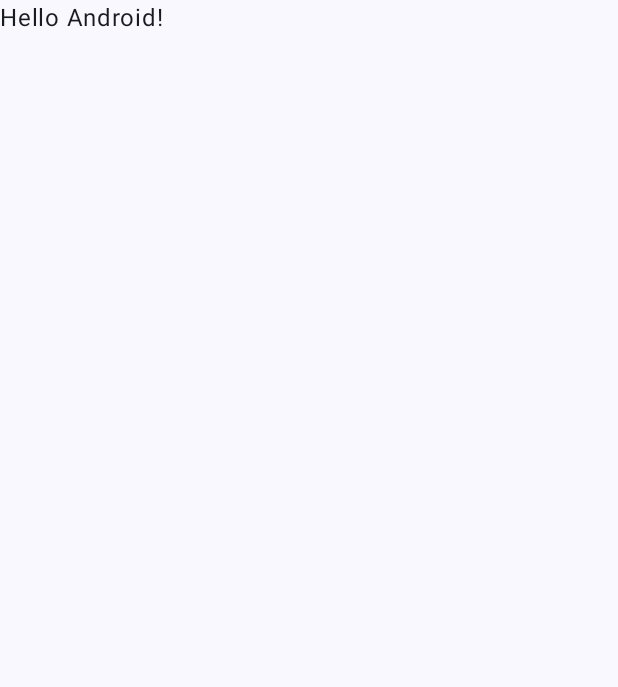
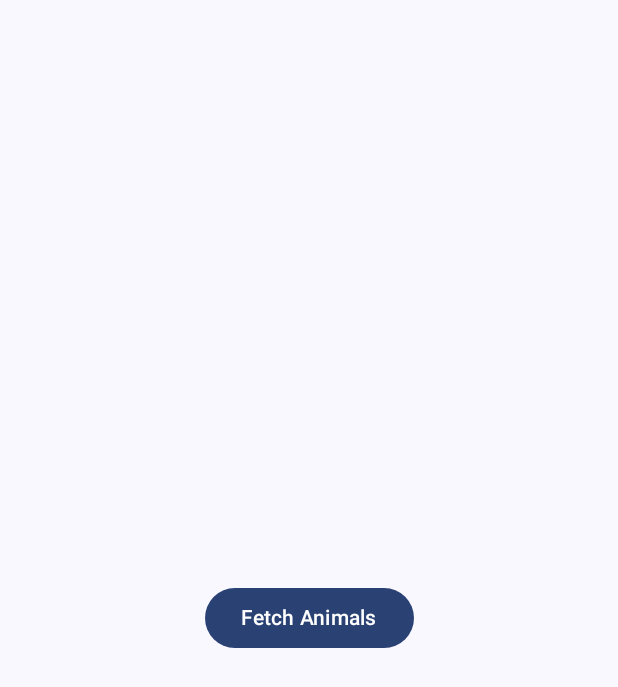
Before and after one commit to SanikaVanjari/AnimalListComposeMVIApp, an Android app built with Jetpack Compose: the screen it shows after launch (MainActivity), on a phone screen of 412 x 824 dp. Before the commit the part shown is almost empty. Shown: the top 687 px of the screen. Run offline under Robolectric (Android 15) with nearby library versions, the phone set to English and light mode, and no system bars; pictures from the network do not load.

```diff
--- a/app/src/main/AndroidManifest.xml
+++ b/app/src/main/AndroidManifest.xml
@@ -1,7 +1,7 @@
 <?xml version="1.0" encoding="utf-8"?>
 <manifest xmlns:android="http://schemas.android.com/apk/res/android"
     xmlns:tools="http://schemas.android.com/tools">
-
+<uses-permission android:name="android.permission.INTERNET"/>
     <application
         android:allowBackup="true"
         android:dataExtractionRules="@xml/data_extraction_rules"
--- a/app/src/main/java/com/example/animallistcomposemviapp/MainActivity.kt
+++ b/app/src/main/java/com/example/animallistcomposemviapp/MainActivity.kt
@@ -1,29 +1,67 @@
 package com.example.animallistcomposemviapp
 
 import android.os.Bundle
+import android.widget.Toast
 import androidx.activity.ComponentActivity
 import androidx.activity.compose.setContent
 import androidx.activity.enableEdgeToEdge
+import androidx.compose.foundation.Image
+import androidx.compose.foundation.layout.Box
+import androidx.compose.foundation.layout.Column
+import androidx.compose.foundation.layout.PaddingValues
+import androidx.compose.foundation.layout.Row
 import androidx.compose.foundation.layout.fillMaxSize
+import androidx.compose.foundation.layout.fillMaxWidth
+import androidx.compose.foundation.layout.height
 import androidx.compose.foundation.layout.padding
+import androidx.compose.foundation.layout.size
+import androidx.compose.foundation.lazy.LazyColumn
+import androidx.compose.foundation.lazy.items
+import androidx.compose.material3.Button
+import androidx.compose.material3.CircularProgressIndicator
+import androidx.compose.material3.DividerDefaults
+import androidx.compose.material3.HorizontalDivider
 import androidx.compose.material3.Scaffold
 import androidx.compose.material3.Text
 import androidx.compose.runtime.Composable
+import androidx.compose.ui.Alignment
 import androidx.compose.ui.Modifier
-import androidx.compose.ui.tooling.preview.Preview
+import androidx.compose.ui.graphics.Color
+import androidx.compose.ui.layout.ContentScale
+import androidx.compose.ui.platform.LocalContext
+import androidx.compose.ui.text.font.FontWeight
+import androidx.compose.ui.unit.dp
+import androidx.lifecycle.ViewModelProvider
+import androidx.lifecycle.lifecycleScope
+import coil.annotation.ExperimentalCoilApi
+import coil.compose.rememberImagePainter
+import com.example.animallistcomposemviapp.api.AnimalService
+import com.example.animallistcomposemviapp.model.Animal
 import com.example.animallistcomposemviapp.ui.theme.AnimalListComposeMVIAppTheme
+import com.example.animallistcomposemviapp.view.MainIntent
+import com.example.animallistcomposemviapp.view.MainState
+import com.example.animallistcomposemviapp.view.MainViewModel
+import com.example.animallistcomposemviapp.view.ViewModelFactory
+import kotlinx.coroutines.launch
 
 class MainActivity : ComponentActivity() {
+    private lateinit var mainViewModel: MainViewModel
+
     override fun onCreate(savedInstanceState: Bundle?) {
         super.onCreate(savedInstanceState)
+        mainViewModel =
+            ViewModelProvider(this, ViewModelFactory(AnimalService.api))[MainViewModel::class]
+
+        val onButtonClick: () -> Unit = {
+            lifecycleScope.launch {
+                mainViewModel.userIntent.send(MainIntent.FetchAnimals)
+            }
+        }
         enableEdgeToEdge()
         setContent {
             AnimalListComposeMVIAppTheme {
                 Scaffold(modifier = Modifier.fillMaxSize()) { innerPadding ->
-                    Greeting(
-                        name = "Android",
-                        modifier = Modifier.padding(innerPadding)
-                    )
+                    MainScreen(vm = mainViewModel, onButtonClick = onButtonClick, innerPadding)
                 }
             }
         }
@@ -31,17 +69,72 @@ class MainActivity : ComponentActivity() {
 }
 
 @Composable
-fun Greeting(name: String, modifier: Modifier = Modifier) {
-    Text(
-        text = "Hello $name!",
-        modifier = modifier
-    )
+fun MainScreen(
+    vm: MainViewModel,
+    onButtonClick: () -> Unit,
+    innerPadding: PaddingValues
+) {
+    val state = vm.state.value
+    when (state) {
+        is MainState.Idle -> IdleScreen(onButtonClick)
+        is MainState.Loading -> LoadingScreen()
+        is MainState.Animals -> AnimalsList(animals = state.animals,innerPadding)
+        is MainState.Error -> {
+            IdleScreen(onButtonClick)
+            Toast.makeText(LocalContext.current, state.error, Toast.LENGTH_SHORT).show()
+        }
+    }
 }
 
-@Preview(showBackground = true)
 @Composable
-fun GreetingPreview() {
-    AnimalListComposeMVIAppTheme {
-        Greeting("Android")
+fun AnimalsList(animals: List<Animal>, innerPadding: PaddingValues) {
+    LazyColumn(modifier = Modifier.padding(innerPadding)) {
+        items(items = animals) {
+            AnimalItem(animal = it)
+            HorizontalDivider(
+                modifier = Modifier.padding(top = 4.dp, bottom = 4.dp),
+                thickness = DividerDefaults.Thickness,
+                color = Color.LightGray
+            )
+        }
+    }}
+
+@OptIn(ExperimentalCoilApi::class)
+@Composable
+fun AnimalItem(animal: Animal) {
+    Row(
+        modifier = Modifier
+            .fillMaxWidth()
+            .height(100.dp)
+    ) {
+        val url = AnimalService.BASE_URL + animal.image
+        val painter = rememberImagePainter(data = url)
+        Image(
+            painter = painter,
+            contentDescription = null,
+            modifier = Modifier.size(100.dp),
+            contentScale = ContentScale.FillHeight
+        )
+        Column(modifier = Modifier
+            .fillMaxSize()
+            .padding(start = 4.dp)) {
+            Text(text = animal.name, fontWeight = FontWeight.Bold)
+            Text(text = animal.location)
+        }
+    }}
+
+@Composable
+fun LoadingScreen() {
+    Box(modifier = Modifier.fillMaxSize(), contentAlignment = Alignment.Center) {
+        CircularProgressIndicator()
     }
 }
+
+@Composable
+fun IdleScreen(onButtonClick: () -> Unit) {
+    Box(modifier = Modifier.fillMaxSize(), contentAlignment = Alignment.Center) {
+        Button(onClick = onButtonClick) {
+            Text(text = "Fetch Animals")
+        }
+    }
+}
--- /dev/null
+++ b/app/src/main/java/com/example/animallistcomposemviapp/api/AnimalApi.kt
@@ -0,0 +1,9 @@
+package com.example.animallistcomposemviapp.api
+
+import com.example.animallistcomposemviapp.model.Animal
+import retrofit2.http.GET
+
+interface AnimalApi {
+    @GET(value = "animals.json")
+    suspend fun getAnimal(): List<Animal>
+}
--- /dev/null
+++ b/app/src/main/java/com/example/animallistcomposemviapp/api/AnimalRepo.kt
@@ -0,0 +1,5 @@
+package com.example.animallistcomposemviapp.api
+
+class AnimalRepo(private val api: AnimalApi) {
+    suspend fun getAnimals() = api.getAnimal()
+}
--- /dev/null
+++ b/app/src/main/java/com/example/animallistcomposemviapp/api/AnimalService.kt
@@ -0,0 +1,13 @@
+package com.example.animallistcomposemviapp.api
+
+import retrofit2.Retrofit
+import retrofit2.converter.gson.GsonConverterFactory
+
+object AnimalService {
+    const val BASE_URL = "https://raw.githubusercontent.com/CatalinStefan/animalApi/master/"
+
+    private fun getRetrofit() = Retrofit.Builder()
+        .baseUrl(BASE_URL).addConverterFactory(GsonConverterFactory.create()).build()
+
+    val api: AnimalApi = getRetrofit().create<AnimalApi>(AnimalApi::class.java)
+}
--- /dev/null
+++ b/app/src/main/java/com/example/animallistcomposemviapp/view/MainIntent.kt
@@ -0,0 +1,5 @@
+package com.example.animallistcomposemviapp.view
+
+sealed class MainIntent {
+    object FetchAnimals: MainIntent()
+}
--- /dev/null
+++ b/app/src/main/java/com/example/animallistcomposemviapp/view/MainState.kt
@@ -0,0 +1,10 @@
+package com.example.animallistcomposemviapp.view
+
+import com.example.animallistcomposemviapp.model.Animal
+
+sealed class MainState {
+    object Idle: MainState()
+    object Loading: MainState()
+    data class Animals(val animals: List<Animal>): MainState()
+    data class Error(val error: String?): MainState()
+}
--- /dev/null
+++ b/app/src/main/java/com/example/animallistcomposemviapp/view/MainViewModel.kt
@@ -0,0 +1,43 @@
+package com.example.animallistcomposemviapp.view
+
+import androidx.compose.runtime.mutableStateOf
+import androidx.lifecycle.ViewModel
+import androidx.lifecycle.viewModelScope
+import com.example.animallistcomposemviapp.api.AnimalRepo
+import com.example.animallistcomposemviapp.api.AnimalService
+import kotlinx.coroutines.channels.Channel
+import kotlinx.coroutines.channels.consume
+import kotlinx.coroutines.flow.consumeAsFlow
+import kotlinx.coroutines.launch
+
+class MainViewModel(val animalRepo: AnimalRepo) : ViewModel() {
+    val userIntent = Channel<MainIntent>(Channel.UNLIMITED)
+    var state = mutableStateOf<MainState>(MainState.Idle)
+        private set
+
+    init {
+        handleIntent()
+    }
+
+    private fun handleIntent() {
+        viewModelScope.launch {
+            userIntent.consumeAsFlow().collect { collector ->
+                when(collector){
+                    MainIntent.FetchAnimals -> fetchAnimals()
+                }
+
+            }
+        }
+    }
+
+    private fun fetchAnimals() {
+        viewModelScope.launch {
+            state.value = MainState.Loading
+            state.value = try {
+                MainState.Animals(animalRepo.getAnimals())
+            } catch (e: Exception){
+                MainState.Error(e.message)
+            }
+        }
+    }
+}
--- /dev/null
+++ b/app/src/main/java/com/example/animallistcomposemviapp/view/ViewModelFactory.kt
@@ -0,0 +1,15 @@
+package com.example.animallistcomposemviapp.view
+
+import androidx.lifecycle.ViewModel
+import androidx.lifecycle.ViewModelProvider
+import com.example.animallistcomposemviapp.api.AnimalApi
+import com.example.animallistcomposemviapp.api.AnimalRepo
+
+class ViewModelFactory(private val api: AnimalApi): ViewModelProvider.Factory {
+    override fun <T : ViewModel> create(modelClass: Class<T>): T {
+        if (modelClass.isAssignableFrom(MainViewModel::class.java)){
+            return MainViewModel(AnimalRepo(api)) as T
+        }
+        throw IllegalArgumentException("Unknow Class name")
+    }
+}
```
